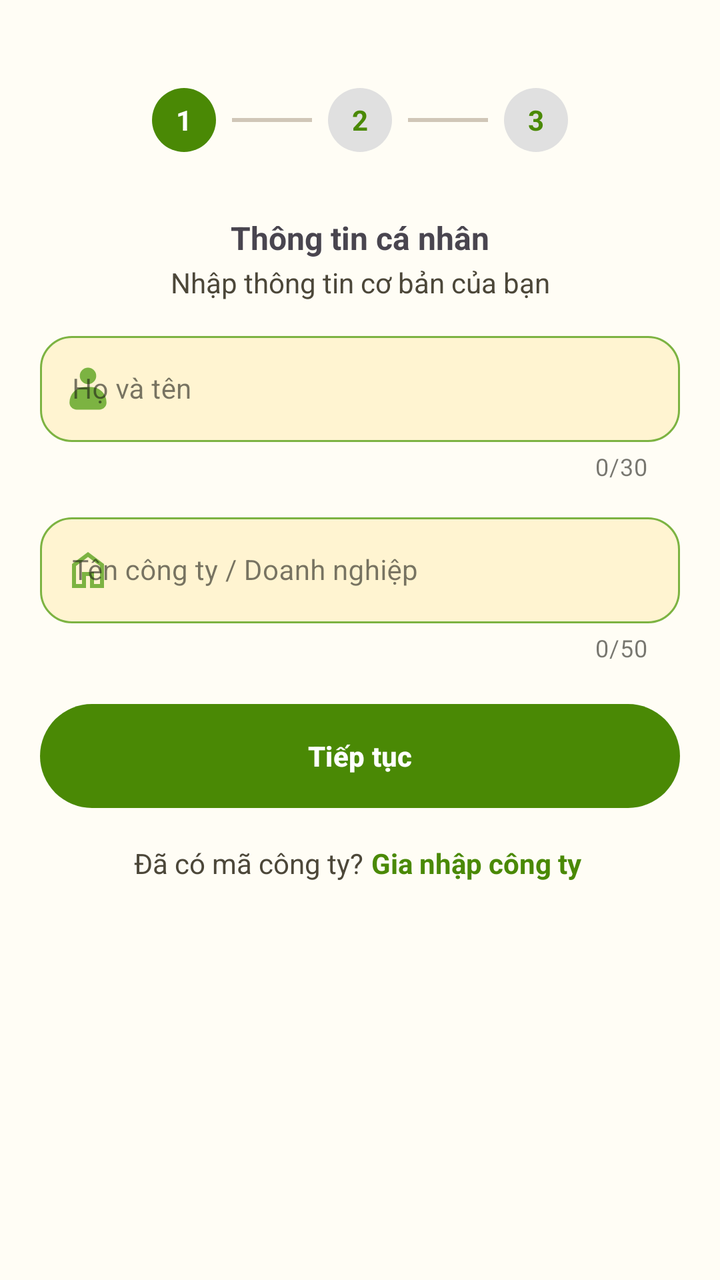
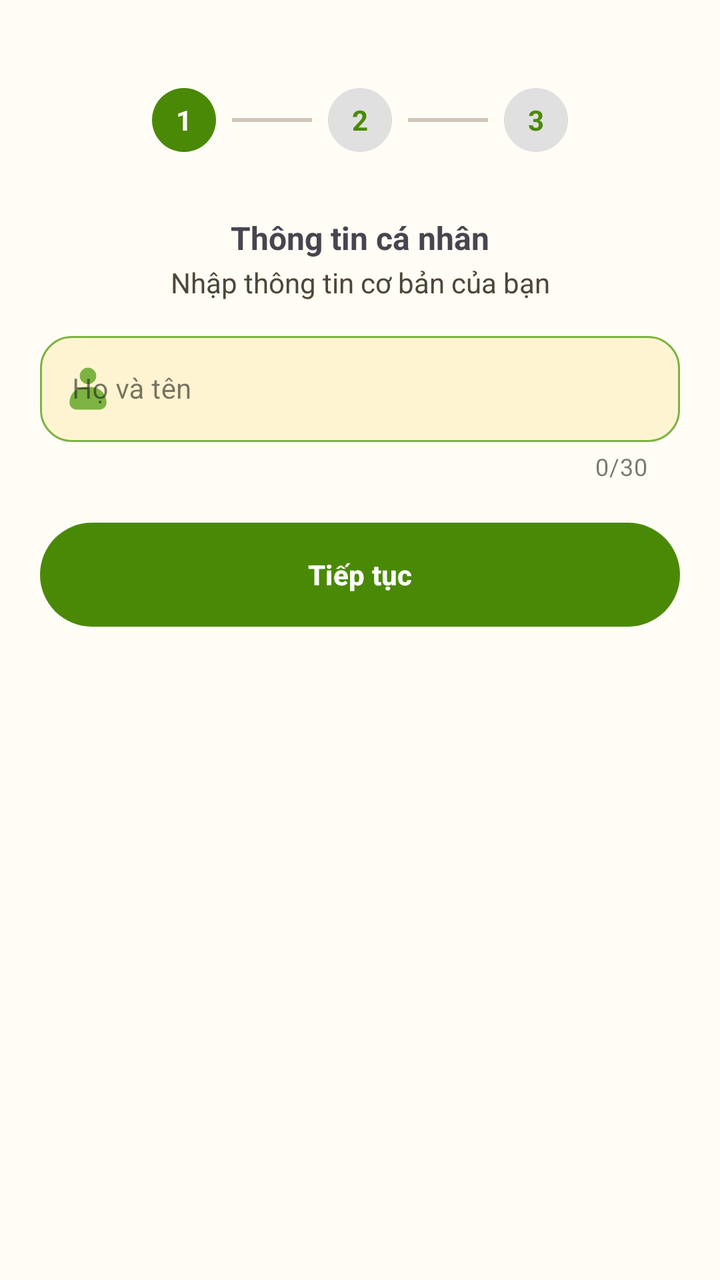

Screens rendered from an Android XML layout before and after an edit, with the pre-edit source and the edit as a unified diff.
<!-- AndroidManifest.xml: application theme Theme.AttendanceApp -->
<!-- res/layout/layout_register_step1.xml -->
<?xml version="1.0" encoding="utf-8"?>
<LinearLayout xmlns:android="http://schemas.android.com/apk/res/android"
    xmlns:app="http://schemas.android.com/apk/res-auto"
    android:layout_width="match_parent"
    android:layout_height="wrap_content"
    android:orientation="vertical"
    android:paddingBottom="@dimen/spacing_xl">

    
    <LinearLayout
        android:id="@+id/layoutProgress"
        android:layout_width="wrap_content"
        android:layout_height="wrap_content"
        android:layout_gravity="center_horizontal"
        android:layout_marginTop="@dimen/spacing_xl"
        android:gravity="center"
        android:orientation="horizontal"
        android:padding="@dimen/spacing_2xl">

        <TextView
            android:id="@+id/step1Indicator"
            android:layout_width="@dimen/spacing_3xl"
            android:layout_height="@dimen/spacing_3xl"
            android:background="@drawable/bg_dot_active"
            android:contentDescription="@string/auth_step_1_desc"
            android:gravity="center"
            android:text="1"
            android:textColor="@color/white"
            android:textStyle="bold" />

        <View
            android:id="@+id/line1"
            android:layout_width="@dimen/spacing_4xl"
            android:layout_height="@dimen/spacing_3xs"
            android:layout_marginHorizontal="@dimen/spacing_s"
            android:background="?attr/colorOutline" />

        <TextView
            android:id="@+id/step2Indicator"
            android:layout_width="@dimen/spacing_3xl"
            android:layout_height="@dimen/spacing_3xl"
            android:background="@drawable/bg_dot_inactive"
            android:contentDescription="@string/auth_step_2_desc"
            android:gravity="center"
            android:text="2"
            android:textColor="?attr/colorPrimary"
            android:textStyle="bold" />

        <View
            android:id="@+id/line2"
            android:layout_width="@dimen/spacing_4xl"
            android:layout_height="@dimen/spacing_3xs"
            android:layout_marginHorizontal="@dimen/spacing_s"
            android:background="?attr/colorOutline" />

        <TextView
            android:id="@+id/step3Indicator"
            android:layout_width="@dimen/spacing_3xl"
            android:layout_height="@dimen/spacing_3xl"
            android:background="@drawable/bg_dot_inactive"
            android:contentDescription="@string/auth_step_3_desc"
            android:gravity="center"
            android:text="3"
            android:textColor="?attr/colorPrimary"
            android:textStyle="bold" />
    </LinearLayout>

    <TextView
        android:id="@+id/tvStepTitle"
        android:layout_width="match_parent"
        android:layout_height="wrap_content"
        android:layout_marginTop="@dimen/spacing_s"
        android:gravity="center"
        android:text="@string/auth_step1_title"
        android:textSize="@dimen/text_size_title_medium"
        android:textStyle="bold" />

    <TextView
        android:id="@+id/tvStepSubtitle"
        android:layout_width="match_parent"
        android:layout_height="wrap_content"
        android:layout_marginTop="@dimen/spacing_3xs"
        android:layout_marginBottom="@dimen/spacing_m"
        android:gravity="center"
        android:text="@string/auth_step1_subtitle"
        android:textColor="?attr/colorOnSurfaceVariant"
        android:textSize="@dimen/text_size_body_medium" />

    <LinearLayout
        android:layout_width="match_parent"
        android:layout_height="wrap_content"
        android:orientation="vertical"
        android:paddingHorizontal="@dimen/spacing_xl">

        
        <com.google.android.material.textfield.TextInputLayout
            android:id="@+id/tilFullName"
            style="@style/AppTextInputLayout"
            android:layout_width="match_parent"
            android:layout_height="wrap_content"
            android:hint="@string/auth_full_name_hint"
            app:counterEnabled="true"
            app:counterMaxLength="30"
            app:errorEnabled="true"
            app:startIconDrawable="@drawable/ic_user">

            <com.google.android.material.textfield.TextInputEditText
                android:id="@+id/edtFullName"
                style="@style/AppTextInputEditText"
                android:inputType="textPersonName|textCapWords"
                android:maxLength="30" />
        </com.google.android.material.textfield.TextInputLayout>

        
        <com.google.android.material.textfield.TextInputLayout
            android:id="@+id/tilCompanyName"
            style="@style/AppTextInputLayout"
            android:layout_width="match_parent"
            android:layout_height="wrap_content"
            android:layout_marginTop="@dimen/spacing_m"
            android:hint="@string/auth_company_name_hint"
            app:counterEnabled="true"
            app:counterMaxLength="50"
            app:errorEnabled="true"
            app:startIconDrawable="@drawable/ic_home">

            <com.google.android.material.textfield.TextInputEditText
                android:id="@+id/edtCompanyName"
                android:layout_width="match_parent"
                android:layout_height="wrap_content"
                style="@style/AppTextInputEditText"
                android:inputType="text|textCapWords" />
        </com.google.android.material.textfield.TextInputLayout>


        <com.google.android.material.button.MaterialButton
            android:id="@+id/btnNextStep1"
            style="@style/ButtonMaxWidthStyle"
            android:layout_width="match_parent"
            android:layout_height="wrap_content"
            android:layout_marginTop="@dimen/spacing_xl"
            android:text="@string/action_next"
            app:cornerRadius="@dimen/radius_full" />

        
        <LinearLayout
            android:layout_width="match_parent"
            android:layout_height="wrap_content"
            android:layout_marginTop="@dimen/spacing_l"
            android:gravity="center"
            android:orientation="horizontal">

            <TextView
                android:layout_width="wrap_content"
                android:layout_height="wrap_content"
                android:text="@string/auth_already_have_code_prefix"
                android:textColor="?attr/colorOnSurfaceVariant" />

            <TextView
                android:id="@+id/tvGoToJoinCompany"
                android:layout_width="wrap_content"
                android:layout_height="wrap_content"
                android:layout_marginStart="@dimen/spacing_3xs"
                android:background="?attr/selectableItemBackground"
                android:padding="@dimen/spacing_3xs"
                android:text="@string/auth_join_company_link"
                android:textColor="?attr/colorPrimary"
                android:textStyle="bold" />
        </LinearLayout>
    </LinearLayout>
</LinearLayout>
<!-- resources referenced by this layout -->
<resources>
  <color name="white">#FFFFFF</color>
  <dimen name="radius_full">999dp</dimen>
  <dimen name="spacing_2xl">24dp</dimen>
  <dimen name="spacing_3xl">32dp</dimen>
  <dimen name="spacing_3xs">2dp</dimen>
  <dimen name="spacing_4xl">40dp</dimen>
  <dimen name="spacing_l">16dp</dimen>
  <dimen name="spacing_m">12dp</dimen>
  <dimen name="spacing_s">8dp</dimen>
  <dimen name="spacing_xl">20dp</dimen>
  <dimen name="text_size_body_medium">14sp</dimen>
  <dimen name="text_size_title_medium">16sp</dimen>
  <!-- drawable ic_home (drawable) -->
  <vector xmlns:android="http://schemas.android.com/apk/res/android"
      android:width="24dp"
      android:height="24dp"
      android:viewportWidth="960"
      android:viewportHeight="960">
    <path
        android:pathData="M240,760h120v-240h240v240h120v-360L480,220 240,400v360ZM160,840v-480l320,-240 320,240v480L520,840v-240h-80v240L160,840ZM480,490Z"
        android:fillColor="#e3e3e3"/>
  </vector>
  <string name="action_next">Tiếp tục</string>
  <string name="auth_already_have_code_prefix">Đã có mã công ty? </string>
  <string name="auth_company_name_hint">Tên công ty / Doanh nghiệp</string>
  <string name="auth_full_name_hint">Họ và tên</string>
  <string name="auth_join_company_link">Gia nhập công ty</string>
  <string name="auth_step1_title">Thông tin cá nhân</string>
  <string name="auth_step_2_desc">Bước 2: Xác thực liên hệ</string>
  <dimen name="button_height_default">52dp</dimen>
  <dimen name="radius_m">12dp</dimen>
  <dimen name="text_size_label_large">14sp</dimen>
  <dimen name="elevation_s">1dp</dimen>
  <color name="md_theme_light_primary">#4A8905</color>
  <color name="md_theme_light_onPrimary">#FFFFFF</color>
  <color name="md_theme_light_primaryContainer">#E2F0D3</color>
  <color name="md_theme_light_onPrimaryContainer">#14240B</color>
  <color name="md_theme_light_secondary">#7CB342</color>
  <color name="md_theme_light_onSecondary">#FFFFFF</color>
  <color name="md_theme_light_secondaryContainer">#F1F8E9</color>
  <color name="md_theme_light_onSecondaryContainer">#254106</color>
  <color name="md_theme_light_background">#FFFDF5</color>
  <color name="md_theme_light_onBackground">#1C1C16</color>
  <color name="md_theme_light_surface">#FFFBEA</color>
  <color name="md_theme_light_onSurface">#1C1C16</color>
  <color name="md_theme_light_surfaceVariant">#FFF4D1</color>
  <color name="md_theme_light_onSurfaceVariant">#4C4739</color>
  <color name="md_theme_light_outline">#D0C7B8</color>
  <color name="md_theme_light_outlineVariant">#EBE1D1</color>
  <color name="md_theme_light_error">#BA1A1A</color>
  <color name="md_theme_light_onError">#FFFFFF</color>
  <color name="md_theme_light_errorContainer">#FFDAD6</color>
  <color name="md_theme_light_onErrorContainer">#410002</color>
  <color name="attendance_present">#1B5E20</color>
  <color name="attendance_present_container">#E6FFD2</color>
  <color name="attendance_late">#E67E22</color>
  <color name="attendance_late_container">#FFEDD7</color>
  <color name="attendance_absent">#C0392B</color>
  <color name="attendance_absent_container">#FFE0DA</color>
  <color name="attendance_leave">#8E24AA</color>
  <color name="attendance_leave_container">#FDEBFF</color>
  <color name="attendance_not_checked">#5D6D7E</color>
  <color name="attendance_not_checked_container">#F2F4F4</color>
  <color name="attendance_weekend">#A9C6D9</color>
  <color name="attendance_weekend_container">#EEF6FB</color>
  <color name="attendance_early_leave">#2980B9</color>
  <color name="attendance_early_leave_container">#EBF5FB</color>
  <color name="attendance_present_card">#F0F9E6</color>
  <color name="attendance_late_card">#FFF5EB</color>
  <color name="attendance_absent_card">#FFF0EE</color>
  <color name="attendance_leave_card">#FAF5FC</color>
  <color name="attendance_not_checked_card">#F7F8F8</color>
  <color name="attendance_weekend_card">#F4F8FB</color>
  <color name="attendance_early_leave_card">#F2F8FC</color>
  <!-- unchanged entries left out for length: 12 -->
</resources>

<!-- the commit's change to res/layout/layout_register_step1.xml (unified diff, before → after) -->
@@ -111,28 +111,6 @@
                 android:maxLength="30" />
         </com.google.android.material.textfield.TextInputLayout>
 
-        
-        <com.google.android.material.textfield.TextInputLayout
-            android:id="@+id/tilCompanyName"
-            style="@style/AppTextInputLayout"
-            android:layout_width="match_parent"
-            android:layout_height="wrap_content"
-            android:layout_marginTop="@dimen/spacing_m"
-            android:hint="@string/auth_company_name_hint"
-            app:counterEnabled="true"
-            app:counterMaxLength="50"
-            app:errorEnabled="true"
-            app:startIconDrawable="@drawable/ic_home">
-
-            <com.google.android.material.textfield.TextInputEditText
-                android:id="@+id/edtCompanyName"
-                android:layout_width="match_parent"
-                android:layout_height="wrap_content"
-                style="@style/AppTextInputEditText"
-                android:inputType="text|textCapWords" />
-        </com.google.android.material.textfield.TextInputLayout>
-
-
         <com.google.android.material.button.MaterialButton
             android:id="@+id/btnNextStep1"
             style="@style/ButtonMaxWidthStyle"
@@ -141,31 +119,5 @@
             android:layout_marginTop="@dimen/spacing_xl"
             android:text="@string/action_next"
             app:cornerRadius="@dimen/radius_full" />
-
-        
-        <LinearLayout
-            android:layout_width="match_parent"
-            android:layout_height="wrap_content"
-            android:layout_marginTop="@dimen/spacing_l"
-            android:gravity="center"
-            android:orientation="horizontal">
-
-            <TextView
-                android:layout_width="wrap_content"
-                android:layout_height="wrap_content"
-                android:text="@string/auth_already_have_code_prefix"
-                android:textColor="?attr/colorOnSurfaceVariant" />
-
-            <TextView
-                android:id="@+id/tvGoToJoinCompany"
-                android:layout_width="wrap_content"
-                android:layout_height="wrap_content"
-                android:layout_marginStart="@dimen/spacing_3xs"
-                android:background="?attr/selectableItemBackground"
-                android:padding="@dimen/spacing_3xs"
-                android:text="@string/auth_join_company_link"
-                android:textColor="?attr/colorPrimary"
-                android:textStyle="bold" />
-        </LinearLayout>
     </LinearLayout>
 </LinearLayout>
<!-- resource entries referenced after the edit -->
@@ -12,21 +12,8 @@
   <dimen name="spacing_xl">20dp</dimen>
   <dimen name="text_size_body_medium">14sp</dimen>
   <dimen name="text_size_title_medium">16sp</dimen>
-  <!-- drawable ic_home (drawable) -->
-  <vector xmlns:android="http://schemas.android.com/apk/res/android"
-      android:width="24dp"
-      android:height="24dp"
-      android:viewportWidth="960"
-      android:viewportHeight="960">
-    <path
-        android:pathData="M240,760h120v-240h240v240h120v-360L480,220 240,400v360ZM160,840v-480l320,-240 320,240v480L520,840v-240h-80v240L160,840ZM480,490Z"
-        android:fillColor="#e3e3e3"/>
-  </vector>
   <string name="action_next">Tiếp tục</string>
-  <string name="auth_already_have_code_prefix">Đã có mã công ty? </string>
-  <string name="auth_company_name_hint">Tên công ty / Doanh nghiệp</string>
   <string name="auth_full_name_hint">Họ và tên</string>
-  <string name="auth_join_company_link">Gia nhập công ty</string>
   <string name="auth_step1_title">Thông tin cá nhân</string>
   <string name="auth_step_2_desc">Bước 2: Xác thực liên hệ</string>
   <dimen name="button_height_default">52dp</dimen>
